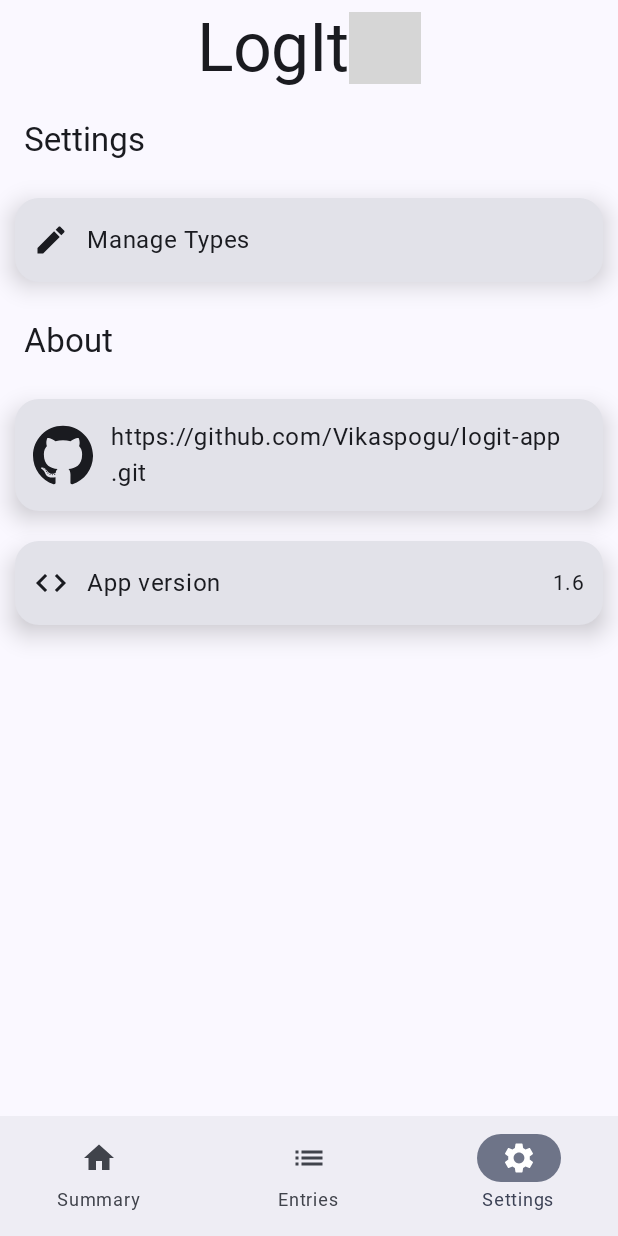
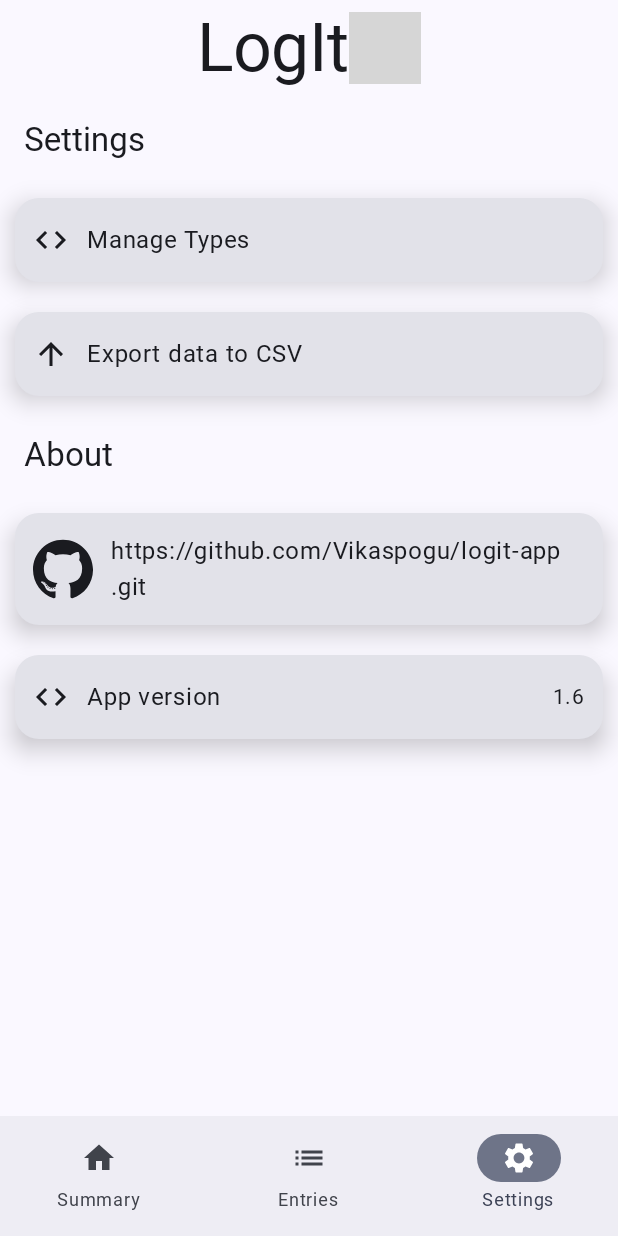
Before and after one commit to Vikaspogu/logit-app, an Android app built with Jetpack Compose: the Settings screen opened through its navigation route, on a phone screen of 412 x 824 dp. Run offline under Robolectric (Android 15) with nearby library versions, the light colour scheme and no system bars; libraries missing offline, so code that uses them is left out: com.github.doyaaaaaken.kotlincsv; Roboto replaces fonts that are not available here; 2 statements that could not run were skipped; grey boxes are pictures that could not be loaded.

Commit message:
add export to csv

```diff
--- a/app/build.gradle.kts
+++ b/app/build.gradle.kts
@@ -63,6 +63,7 @@ dependencies {
     implementation(libs.androidx.material3)
     implementation(libs.androidx.navigation.runtime.ktx)
     implementation(libs.androidx.navigation.compose)
+    implementation(libs.androidx.documentfile)
     testImplementation(libs.junit)
     androidTestImplementation(libs.androidx.junit)
     androidTestImplementation(libs.androidx.espresso.core)
@@ -76,4 +77,5 @@ dependencies {
     implementation("androidx.core:core-ktx:1.12.0")
     ksp("androidx.room:room-compiler:${rootProject.extra["room_version"]}")
     implementation("androidx.room:room-ktx:${rootProject.extra["room_version"]}")
+    implementation("com.github.doyaaaaaken:kotlin-csv-jvm:1.9.3")
 }
--- a/app/src/main/java/com/vikaspogu/logit/ui/LogItApp.kt
+++ b/app/src/main/java/com/vikaspogu/logit/ui/LogItApp.kt
@@ -18,6 +18,7 @@ import com.vikaspogu.logit.ui.entry.EntriesViewModel
 import com.vikaspogu.logit.ui.home.SummaryScreen
 import com.vikaspogu.logit.ui.home.SummaryViewModel
 import com.vikaspogu.logit.ui.settings.Settings
+import com.vikaspogu.logit.ui.settings.SettingsViewModel
 import com.vikaspogu.logit.ui.type.ManageType
 import com.vikaspogu.logit.ui.type.ManageTypeViewModel
 
@@ -85,7 +86,8 @@ fun LogItApp(navController: NavHostController = rememberNavController(), modifie
             composable(route = NavigationDestinations.Settings.name) {
                 Settings(
                     navController = navController,
-                    modifier
+                    modifier,
+                    viewModel(factory = SettingsViewModel.factory),
                 )
             }
             composable(route = NavigationDestinations.Types.name) {
--- a/app/src/main/java/com/vikaspogu/logit/ui/settings/Settings.kt
+++ b/app/src/main/java/com/vikaspogu/logit/ui/settings/Settings.kt
@@ -1,7 +1,14 @@
 package com.vikaspogu.logit.ui.settings
 
+import android.annotation.SuppressLint
+import android.content.Context
 import android.content.Intent
+import android.icu.text.SimpleDateFormat
 import android.net.Uri
+import android.util.Log
+import android.widget.Toast
+import androidx.activity.compose.rememberLauncherForActivityResult
+import androidx.activity.result.contract.ActivityResultContracts
 import androidx.annotation.DrawableRes
 import androidx.annotation.StringRes
 import androidx.compose.foundation.clickable
@@ -23,6 +30,8 @@ import androidx.compose.material3.Scaffold
 import androidx.compose.material3.Switch
 import androidx.compose.material3.Text
 import androidx.compose.runtime.Composable
+import androidx.compose.runtime.collectAsState
+import androidx.compose.runtime.getValue
 import androidx.compose.ui.Alignment
 import androidx.compose.ui.Modifier
 import androidx.compose.ui.platform.LocalContext
@@ -30,16 +39,24 @@ import androidx.compose.ui.res.painterResource
 import androidx.compose.ui.res.stringResource
 import androidx.compose.ui.unit.Dp
 import androidx.compose.ui.unit.dp
+import androidx.documentfile.provider.DocumentFile
 import androidx.navigation.NavHostController
+import com.github.doyaaaaaken.kotlincsv.dsl.csvWriter
 import com.vikaspogu.logit.BuildConfig
 import com.vikaspogu.logit.R
+import com.vikaspogu.logit.data.model.Entry
+import com.vikaspogu.logit.data.model.EntryType
 import com.vikaspogu.logit.ui.NavigationDestinations
 import com.vikaspogu.logit.ui.components.BottomBar
 import com.vikaspogu.logit.ui.components.TopBar
+import com.vikaspogu.logit.ui.entry.formatDate
 import com.vikaspogu.logit.ui.util.Constants
+import kotlinx.coroutines.flow.forEach
+import java.util.Locale
+
 
 @Composable
-fun Settings(navController: NavHostController, modifier: Modifier) {
+fun Settings(navController: NavHostController, modifier: Modifier, viewModel: SettingsViewModel) {
     Scaffold(
         topBar = {
             TopBar(
@@ -54,7 +71,8 @@ fun Settings(navController: NavHostController, modifier: Modifier) {
         SettingColumn(
             contentPadding = innerPadding,
             modifier = modifier.fillMaxSize(),
-            navController
+            navController,
+            viewModel
         )
     }
 }
@@ -64,7 +82,17 @@ fun SettingColumn(
     contentPadding: PaddingValues,
     modifier: Modifier = Modifier,
     navController: NavHostController,
+    viewModel: SettingsViewModel
 ) {
+    val context = LocalContext.current
+    val entriesList by viewModel.entriesUiState.collectAsState()
+    val chooseDirectoryLauncher = rememberLauncherForActivityResult(
+        ActivityResultContracts.OpenDocumentTree()
+    ) { uri ->
+        uri?.let {
+            exportCSV(it, context, entriesList.entries)
+        }
+    }
     LazyColumn(
         modifier = modifier, contentPadding = contentPadding
     ) {
@@ -77,9 +105,16 @@ fun SettingColumn(
             )
             SettingsBasicLinkItem(
                 title = R.string.manage_types,
-                icon = R.drawable.edit_vector_icon,
+                icon = R.drawable.ic_code,
                 onClick = {
                     navController.navigate(NavigationDestinations.Types.name)
+                }
+            )
+            SettingsBasicLinkItem(
+                title = R.string.export_csv,
+                icon = R.drawable.ic_export,
+                onClick = {
+                    chooseDirectoryLauncher.launch(null)
                 }
             )
         }
@@ -192,3 +227,25 @@ fun SettingsSwitchCard(
         })
     }
 }
+
+private fun exportCSV(directoryUri: Uri, context: Context, entriesList: List<EntryType>){
+    try {
+        val fileName = "Log_Backup_${System.currentTimeMillis()}.csv"
+        val pickedDir = DocumentFile.fromTreeUri(context, directoryUri)
+        val destination = pickedDir!!.createFile("csv", fileName)
+        csvWriter().open(destination?.let { context.contentResolver.openOutputStream(it.uri) }!!){
+            writeRow(listOf("[type]", "[attending name]", "[date]","[age]","[quantity]"))
+            entriesList.forEach {entry ->
+                writeRow(listOf(entry.type,entry.attendingName,entry.entryDate.getFormattedDate(),entry.age,entry.quantity))
+            }
+        }
+        Toast.makeText(context, "Exported SuccessFully.", Toast.LENGTH_LONG).show()
+    } catch (sqlEx: Exception) {
+        Toast.makeText(context, "Cannot export CSV.", Toast.LENGTH_LONG).show()
+    }
+}
+
+private fun Long.getFormattedDate(): String {
+    val sdf = SimpleDateFormat("EEE, MMM dd, yyyy", Locale.getDefault())
+    return sdf.format(this)
+}
--- /dev/null
+++ b/app/src/main/java/com/vikaspogu/logit/ui/settings/SettingsViewModel.kt
@@ -0,0 +1,39 @@
+package com.vikaspogu.logit.ui.settings
+
+import androidx.lifecycle.ViewModel
+import androidx.lifecycle.ViewModelProvider
+import androidx.lifecycle.viewModelScope
+import androidx.lifecycle.viewmodel.initializer
+import androidx.lifecycle.viewmodel.viewModelFactory
+import com.vikaspogu.logit.LogItApplication
+import com.vikaspogu.logit.data.repository.EntryRepository
+import com.vikaspogu.logit.ui.entry.EntriesUiState
+import kotlinx.coroutines.flow.SharingStarted
+import kotlinx.coroutines.flow.StateFlow
+import kotlinx.coroutines.flow.map
+import kotlinx.coroutines.flow.stateIn
+
+
+class SettingsViewModel(private val entryRepository: EntryRepository): ViewModel() {
+
+    val entriesUiState: StateFlow<EntriesUiState> = entryRepository.getEntriesWithTypes().map {
+        EntriesUiState(it)
+    }.stateIn(
+        scope = viewModelScope,
+        started = SharingStarted.WhileSubscribed(TIMEOUT_MILLIS),
+        initialValue = EntriesUiState()
+    )
+
+    companion object {
+        private const val TIMEOUT_MILLIS = 5_000L
+        val factory: ViewModelProvider.Factory = viewModelFactory {
+            initializer {
+                val application =
+                    (this[ViewModelProvider.AndroidViewModelFactory.APPLICATION_KEY] as LogItApplication)
+                SettingsViewModel(
+                    application.entryRepository
+                )
+            }
+        }
+    }
+}
--- /dev/null
+++ b/app/src/main/res/drawable/ic_export.xml
@@ -0,0 +1,5 @@
+<vector android:height="24dp" android:tint="#000000"
+    android:viewportHeight="24" android:viewportWidth="24"
+    android:width="24dp" xmlns:android="http://schemas.android.com/apk/res/android">
+    <path android:fillColor="@android:color/white" android:pathData="M4,12l1.41,1.41L11,7.83V20h2V7.83l5.58,5.59L20,12l-8,-8 -8,8z"/>
+</vector>
--- a/app/src/main/res/values/strings.xml
+++ b/app/src/main/res/values/strings.xml
@@ -16,6 +16,7 @@
     <string name="project_on_github">https://github.com/Vikaspogu/logit-app.git</string>
     <string name="edit">Edit</string>
     <string name="manage_types">Manage Types</string>
+    <string name="export_csv">Export data to CSV</string>
     <string name="settings">Settings</string>
     <string name="notes">Notes</string>
     <string name="quantity">Quantity</string>
--- a/gradle/libs.versions.toml
+++ b/gradle/libs.versions.toml
@@ -10,6 +10,7 @@ activityCompose = "1.9.0"
 composeBom = "2024.06.00"
 navigationRuntimeKtx = "2.7.7"
 navigationCompose = "2.7.7"
+documentfile = "1.0.1"
 
 [libraries]
 androidx-core-ktx = { group = "androidx.core", name = "core-ktx", version.ref = "coreKtx" }
@@ -28,6 +29,7 @@ androidx-ui-test-junit4 = { group = "androidx.compose.ui", name = "ui-test-junit
 androidx-material3 = { group = "androidx.compose.material3", name = "material3" }
 androidx-navigation-runtime-ktx = { group = "androidx.navigation", name = "navigation-runtime-ktx", version.ref = "navigationRuntimeKtx" }
 androidx-navigation-compose = { group = "androidx.navigation", name = "navigation-compose", version.ref = "navigationCompose" }
+androidx-documentfile = { group = "androidx.documentfile", name = "documentfile", version.ref = "documentfile" }
 
 [plugins]
 android-application = { id = "com.android.application", version.ref = "agp" }
```
